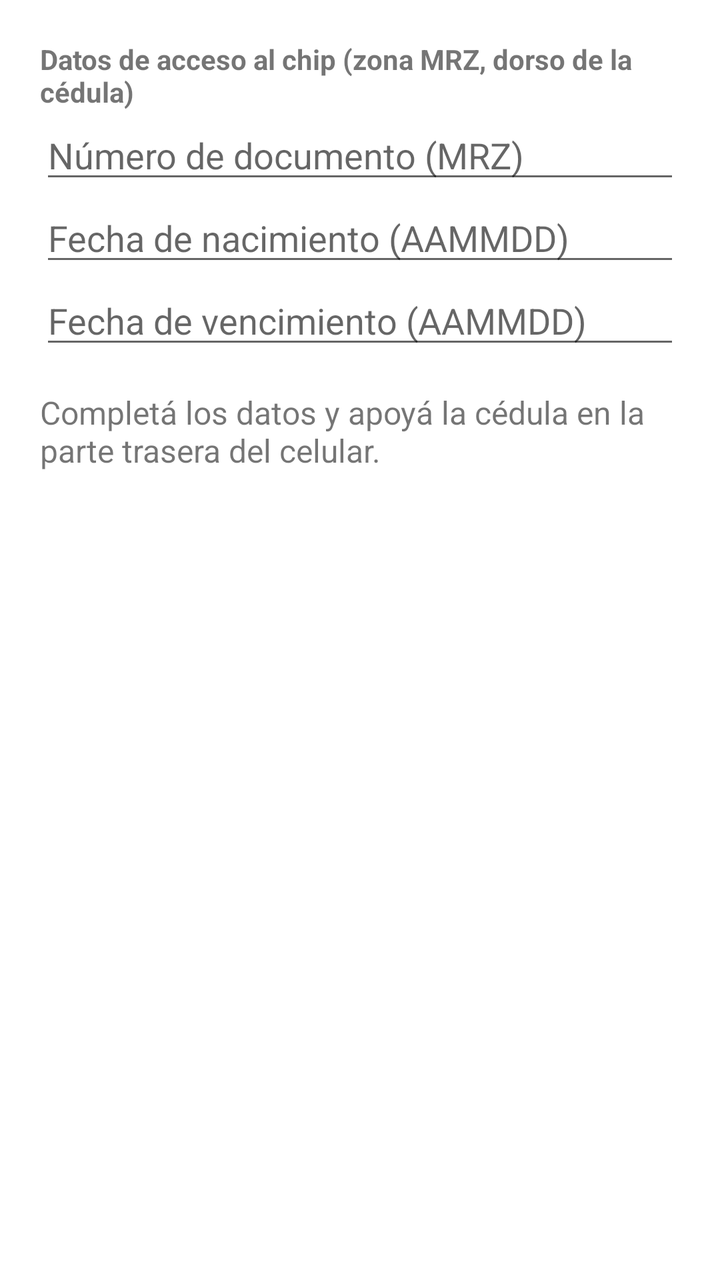
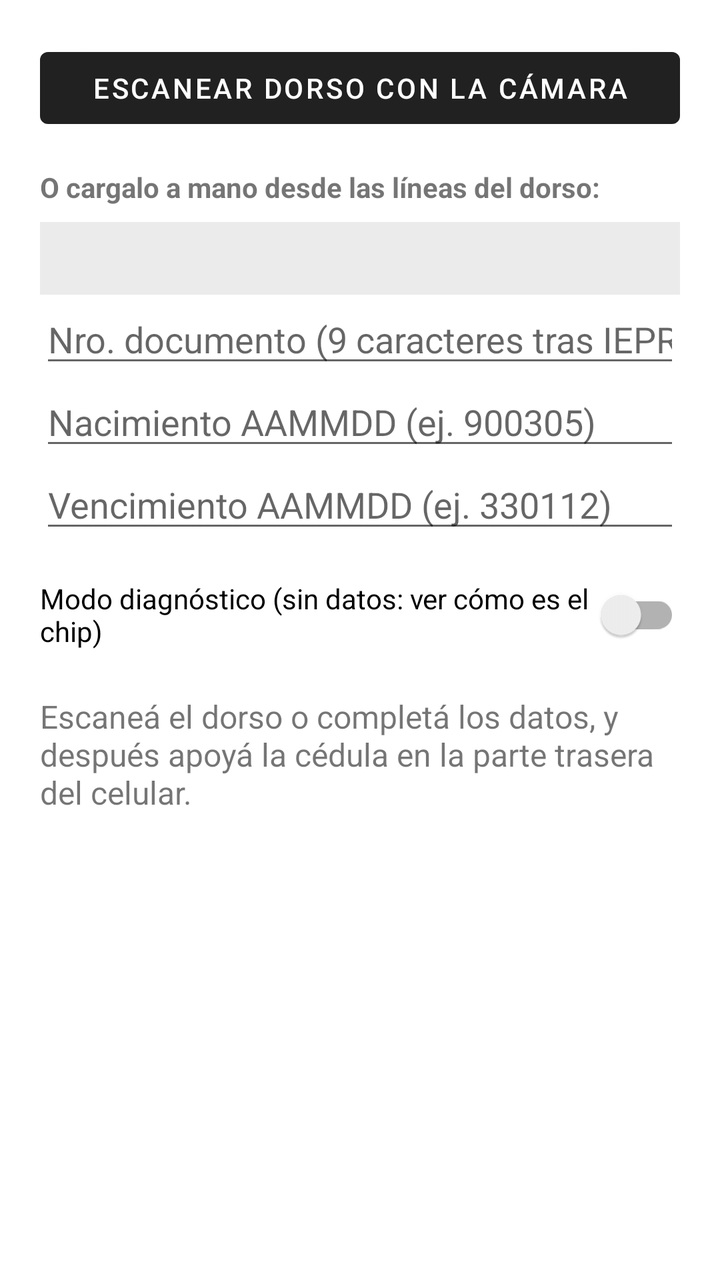

An Android layout rendered at two revisions. The XML below is the earlier revision; the diff shows what the commit changed to produce the second picture.
<!-- AndroidManifest.xml: application theme Theme.MaterialComponents.DayNight.DarkActionBar -->
<!-- res/layout/activity_main.xml -->
<?xml version="1.0" encoding="utf-8"?>
<ScrollView xmlns:android="http://schemas.android.com/apk/res/android"
    android:layout_width="match_parent"
    android:layout_height="match_parent">

    <LinearLayout
        android:layout_width="match_parent"
        android:layout_height="wrap_content"
        android:orientation="vertical"
        android:padding="20dp">

        <TextView
            android:layout_width="wrap_content"
            android:layout_height="wrap_content"
            android:text="Datos de acceso al chip (zona MRZ, dorso de la cédula)"
            android:textStyle="bold" />

        <EditText
            android:id="@+id/etDocNumber"
            android:layout_width="match_parent"
            android:layout_height="wrap_content"
            android:hint="Número de documento (MRZ)"
            android:inputType="textCapCharacters" />

        <EditText
            android:id="@+id/etBirth"
            android:layout_width="match_parent"
            android:layout_height="wrap_content"
            android:hint="Fecha de nacimiento (AAMMDD)"
            android:inputType="number"
            android:maxLength="6" />

        <EditText
            android:id="@+id/etExpiry"
            android:layout_width="match_parent"
            android:layout_height="wrap_content"
            android:hint="Fecha de vencimiento (AAMMDD)"
            android:inputType="number"
            android:maxLength="6" />

        <TextView
            android:id="@+id/tvStatus"
            android:layout_width="match_parent"
            android:layout_height="wrap_content"
            android:layout_marginTop="16dp"
            android:text="Completá los datos y apoyá la cédula en la parte trasera del celular."
            android:textSize="16sp" />

        <ImageView
            android:id="@+id/ivPhoto"
            android:layout_width="160dp"
            android:layout_height="200dp"
            android:layout_gravity="center_horizontal"
            android:layout_marginTop="16dp"
            android:scaleType="fitCenter"
            android:visibility="gone" />

        <TextView
            android:id="@+id/tvResult"
            android:layout_width="match_parent"
            android:layout_height="wrap_content"
            android:layout_marginTop="16dp"
            android:textIsSelectable="true"
            android:textSize="15sp" />
    </LinearLayout>
</ScrollView>
<!-- resources referenced by this layout -->
<resources>

</resources>

<!-- the commit's change to res/layout/activity_main.xml (unified diff, before → after) -->
@@ -9,24 +9,41 @@
         android:orientation="vertical"
         android:padding="20dp">
 
+        <Button
+            android:id="@+id/btnScan"
+            android:layout_width="match_parent"
+            android:layout_height="wrap_content"
+            android:text="Escanear dorso con la cámara" />
+
         <TextView
             android:layout_width="wrap_content"
             android:layout_height="wrap_content"
-            android:text="Datos de acceso al chip (zona MRZ, dorso de la cédula)"
+            android:layout_marginTop="16dp"
+            android:text="O cargalo a mano desde las líneas del dorso:"
             android:textStyle="bold" />
+
+        <TextView
+            android:id="@+id/tvGuide"
+            android:layout_width="match_parent"
+            android:layout_height="wrap_content"
+            android:layout_marginTop="8dp"
+            android:fontFamily="monospace"
+            android:padding="10dp"
+            android:background="#14000000"
+            android:textSize="12sp" />
 
         <EditText
             android:id="@+id/etDocNumber"
             android:layout_width="match_parent"
             android:layout_height="wrap_content"
-            android:hint="Número de documento (MRZ)"
-            android:inputType="textCapCharacters" />
+            android:hint="Nro. documento (9 caracteres tras IEPRY)"
+            android:inputType="textCapCharacters|textNoSuggestions" />
 
         <EditText
             android:id="@+id/etBirth"
             android:layout_width="match_parent"
             android:layout_height="wrap_content"
-            android:hint="Fecha de nacimiento (AAMMDD)"
+            android:hint="Nacimiento AAMMDD (ej. 900305)"
             android:inputType="number"
             android:maxLength="6" />
 
@@ -34,16 +51,23 @@
             android:id="@+id/etExpiry"
             android:layout_width="match_parent"
             android:layout_height="wrap_content"
-            android:hint="Fecha de vencimiento (AAMMDD)"
+            android:hint="Vencimiento AAMMDD (ej. 330112)"
             android:inputType="number"
             android:maxLength="6" />
+
+        <androidx.appcompat.widget.SwitchCompat
+            android:id="@+id/swDiag"
+            android:layout_width="match_parent"
+            android:layout_height="wrap_content"
+            android:layout_marginTop="12dp"
+            android:text="Modo diagnóstico (sin datos: ver cómo es el chip)" />
 
         <TextView
             android:id="@+id/tvStatus"
             android:layout_width="match_parent"
             android:layout_height="wrap_content"
             android:layout_marginTop="16dp"
-            android:text="Completá los datos y apoyá la cédula en la parte trasera del celular."
+            android:text="Escaneá el dorso o completá los datos, y después apoyá la cédula en la parte trasera del celular."
             android:textSize="16sp" />
 
         <ImageView
